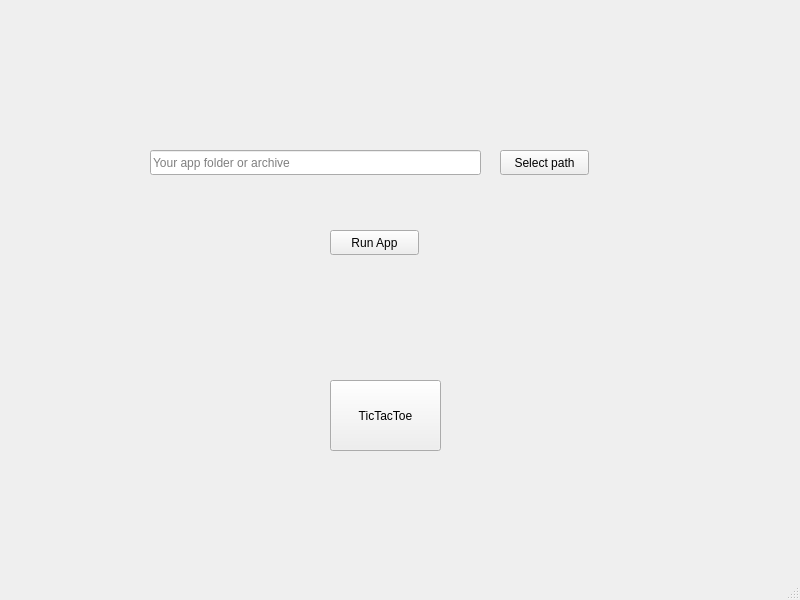
This is cavokeclientview.ui in cavoke-project/client-prototype as Qt 5 draws it before an edit. The edited form follows.
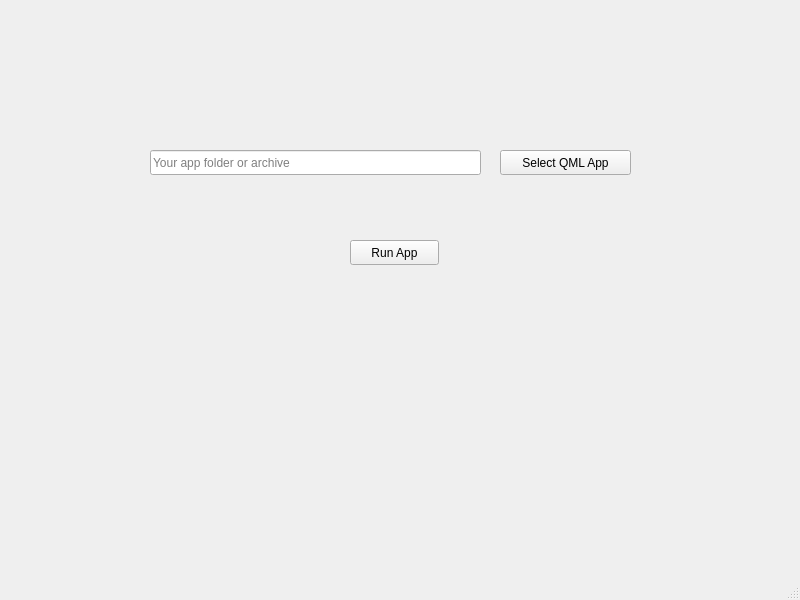
This is the edited form.

Commit message: Remove unused tictactoe btn

Patch:
```diff
--- a/cavokeclientview.ui
+++ b/cavokeclientview.ui
@@ -14,19 +14,6 @@
    <string>MainWindow</string>
   </property>
   <widget class="QWidget" name="centralwidget">
-   <widget class="QPushButton" name="tictactoebutton">
-    <property name="geometry">
-     <rect>
-      <x>330</x>
-      <y>380</y>
-      <width>111</width>
-      <height>71</height>
-     </rect>
-    </property>
-    <property name="text">
-     <string>TicTacToe</string>
-    </property>
-   </widget>
    <widget class="QLineEdit" name="appPathInput">
     <property name="geometry">
      <rect>
@@ -54,19 +41,19 @@
      <rect>
       <x>500</x>
       <y>150</y>
-      <width>89</width>
+      <width>131</width>
       <height>25</height>
      </rect>
     </property>
     <property name="text">
-     <string>Select path</string>
+     <string>Select QML App</string>
     </property>
    </widget>
    <widget class="QPushButton" name="runButton">
     <property name="geometry">
      <rect>
-      <x>330</x>
-      <y>230</y>
+      <x>350</x>
+      <y>240</y>
       <width>89</width>
       <height>25</height>
      </rect>
```
